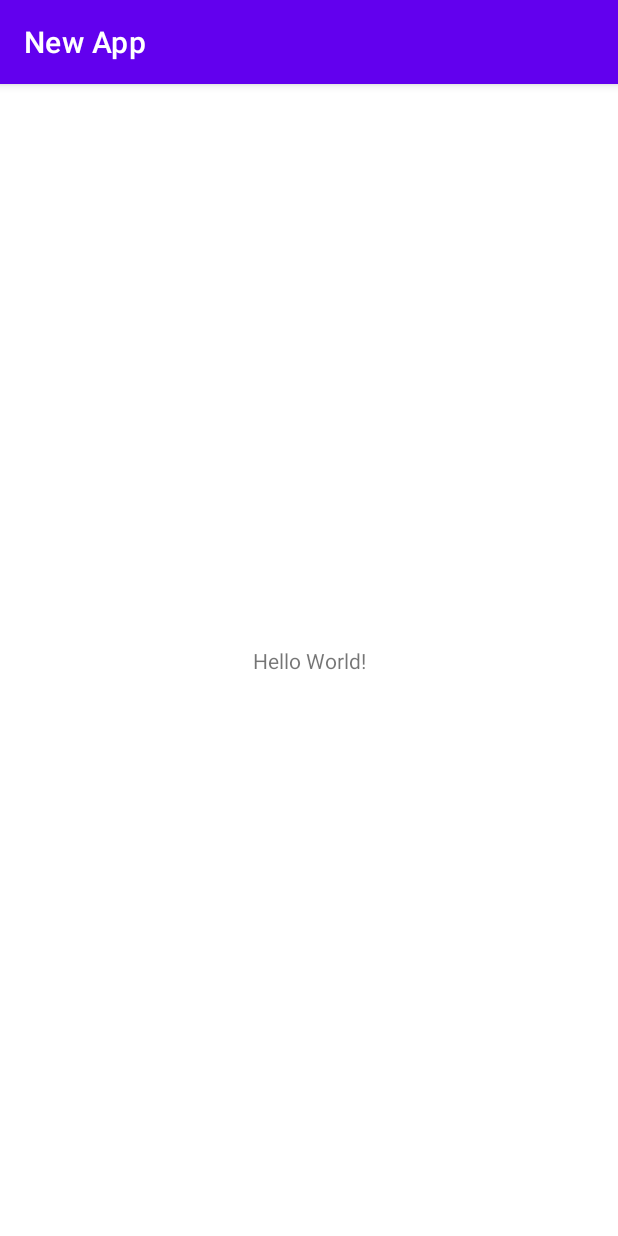
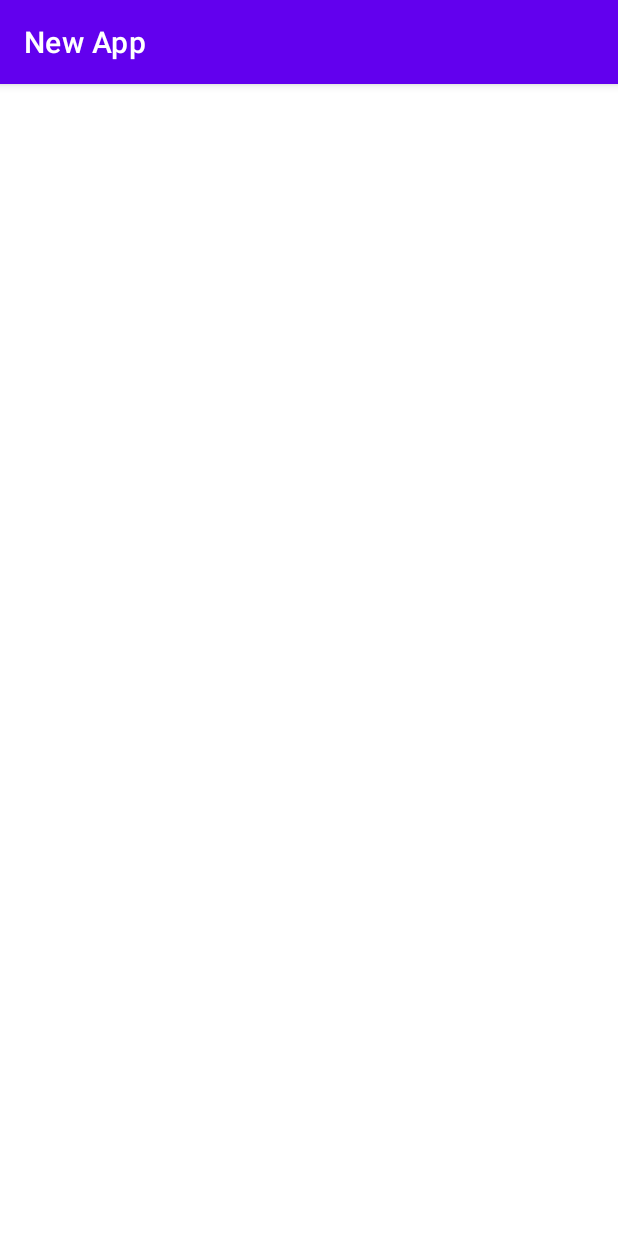
Before and after one commit to Osama3meera/EmptyAppForTesting, an Android app: the screen it shows after launch (MainActivity), on a phone screen of 412 x 824 dp. Run offline under Robolectric (Android 15) with nearby library versions, the phone set to English and light mode, and no system bars.

```diff
--- a/app/build.gradle
+++ b/app/build.gradle
@@ -29,6 +29,9 @@ android {
     kotlinOptions {
         jvmTarget = '1.8'
     }
+    dataBinding {
+        enabled = true
+    }
 }
 
 dependencies {
--- a/app/src/main/res/layout/activity_main.xml
+++ b/app/src/main/res/layout/activity_main.xml
@@ -1,18 +1,8 @@
 <?xml version="1.0" encoding="utf-8"?>
 <androidx.constraintlayout.widget.ConstraintLayout xmlns:android="http://schemas.android.com/apk/res/android"
     xmlns:app="http://schemas.android.com/apk/res-auto"
-    xmlns:tools="http://schemas.android.com/tools"
     android:layout_width="match_parent"
-    android:layout_height="match_parent"
-    tools:context=".MainActivity">
+    android:layout_height="match_parent">
 
-    <TextView
-        android:layout_width="wrap_content"
-        android:layout_height="wrap_content"
-        android:text="Hello World!"
-        app:layout_constraintBottom_toBottomOf="parent"
-        app:layout_constraintEnd_toEndOf="parent"
-        app:layout_constraintStart_toStartOf="parent"
-        app:layout_constraintTop_toTopOf="parent" />
 
 </androidx.constraintlayout.widget.ConstraintLayout>
```
